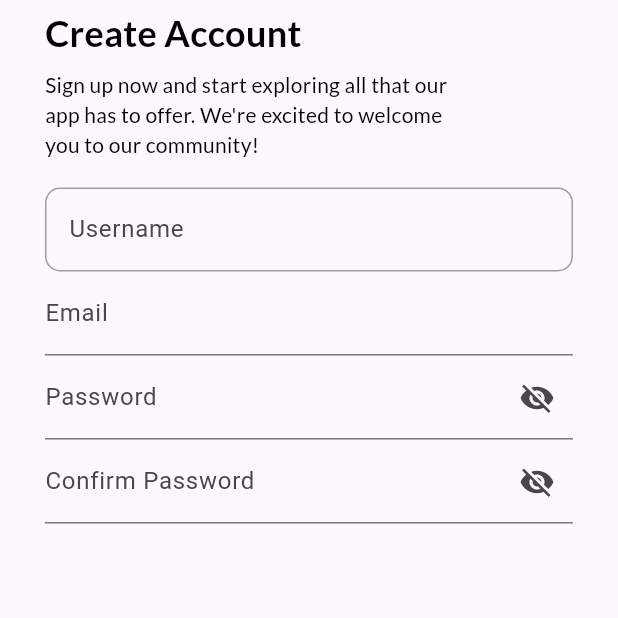
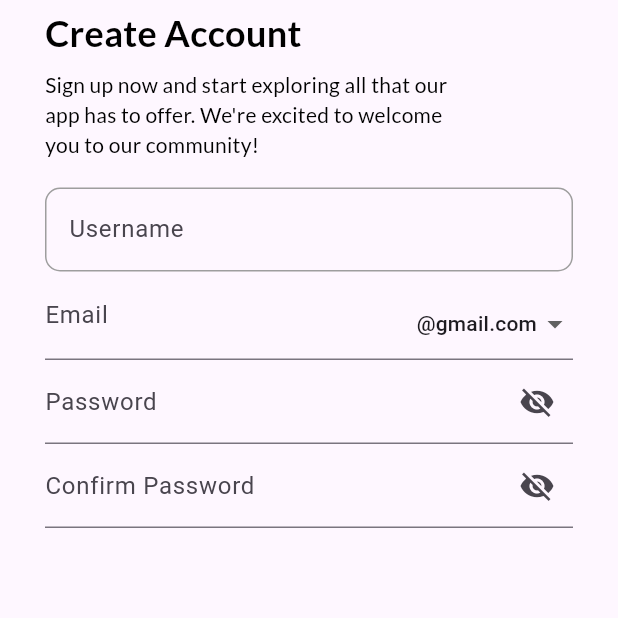
Before and after one commit to Sukhmeetsingh306/NFT_Trading, a Flutter app: the screen it shows after launch, on a phone screen of 412 x 824 dp, the top half of it. Run offline on Flutter 3.47's test engine with Material 3 defaults, Android fonts, the phone set to English and light mode, and no system bars; our stand-ins replace google_fonts.

Commit message:
fixed the error

```diff
--- a/frontend/lib/screens/signup_screen.dart
+++ b/frontend/lib/screens/signup_screen.dart
@@ -20,6 +20,23 @@ class _SignUpScreenState extends State<SignUpScreen> {
 
   bool _obscureText = true;
   bool _confirmObscureText = true;
+
+  final List<String> emailDomains = [
+    'gmail.com',
+    'yahoo.com',
+    'icloud.com',
+    'outlook.com',
+  ];
+  String selectedDomain = 'gmail.com'; // Default domain
+
+  void _updateEmail() {
+    String email =
+        _emailController.text.split('@')[0]; // Keep only the username part
+    _emailController.text = '$email@$selectedDomain';
+    _emailController.selection = TextSelection.fromPosition(
+      TextPosition(offset: email.length), // Keep cursor before the '@'
+    );
+  }
 
   @override
   Widget build(BuildContext context) {
@@ -65,8 +82,43 @@ class _SignUpScreenState extends State<SignUpScreen> {
                     ),
                     TextFormField(
                       controller: _emailController,
-                      // autovalidateMode: AutovalidateMode.onUserInteraction,
-                      decoration: InputDecoration(labelText: 'Email'),
+                      decoration: InputDecoration(
+                        labelText: 'Email',
+                        suffixIcon: DropdownButtonHideUnderline(
+                          child: Padding(
+                            padding: EdgeInsets.only(top: 11.0),
+                            child: DropdownButton<String>(
+                              value: selectedDomain,
+                              alignment: Alignment.centerRight,
+                              onChanged: (String? newValue) {
+                                if (newValue != null) {
+                                  setState(() {
+                                    selectedDomain = newValue;
+                                    _updateEmail();
+                                  });
+                                }
+                              },
+                              items: emailDomains.map<DropdownMenuItem<String>>(
+                                  (String domain) {
+                                return DropdownMenuItem<String>(
+                                  value: domain,
+                                  child: Row(
+                                    mainAxisSize: MainAxisSize.min,
+                                    children: [
+                                      Text(
+                                        "@$domain",
+                                        style: TextStyle(
+                                          fontSize: 14,
+                                        ),
+                                      ), // Smaller dropdown icon
+                                    ],
+                                  ),
+                                );
+                              }).toList(),
+                            ),
+                          ),
+                        ),
+                      ),
                       keyboardType: TextInputType.emailAddress,
                       autofillHints: [AutofillHints.email],
                       validator: (value) {
@@ -79,14 +131,7 @@ class _SignUpScreenState extends State<SignUpScreen> {
                         return null;
                       },
                       onChanged: (value) {
-                        if (!value.contains('@')) {
-                          setState(() {
-                            _emailController.text = '$value@gmail.com';
-                            _emailController.selection =
-                                TextSelection.fromPosition(TextPosition(
-                                    offset: _emailController.text.length));
-                          });
-                        }
+                        _updateEmail();
                       },
                     ),
                     TextFormField(
```
